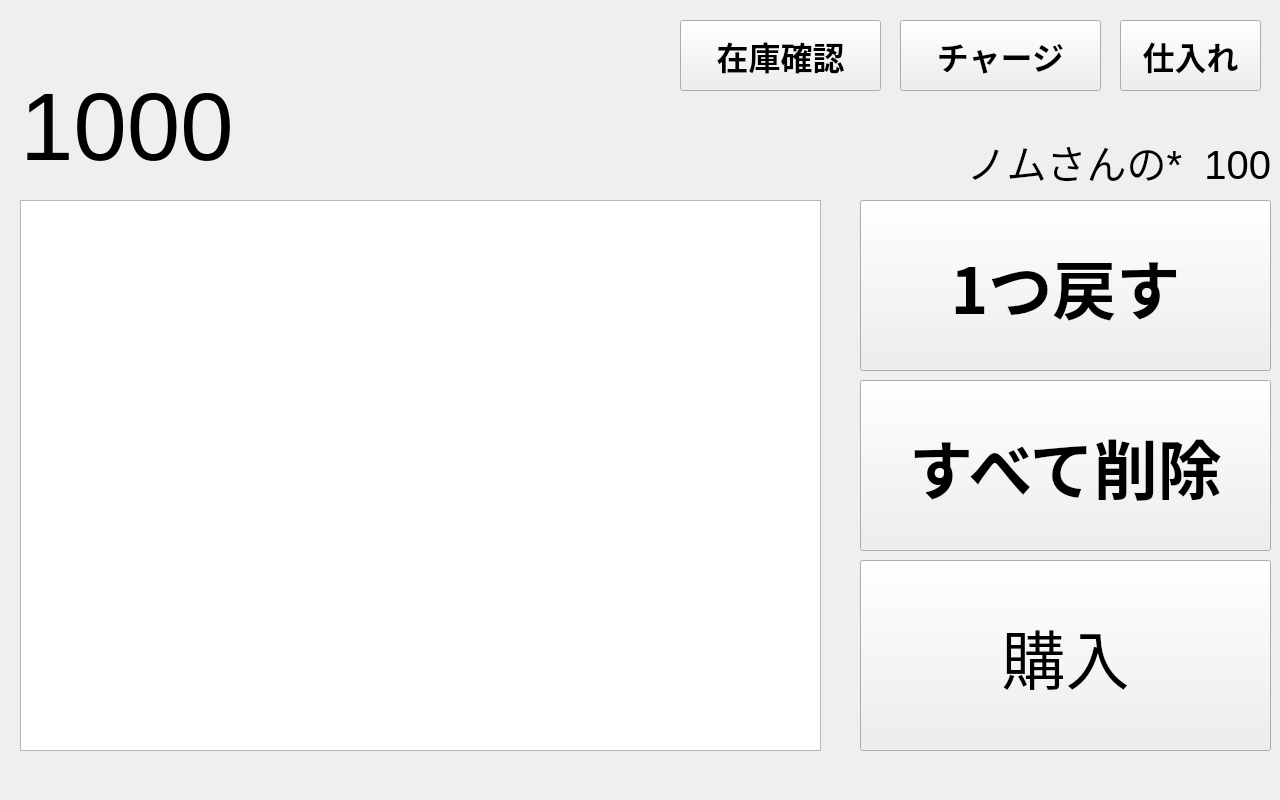
Above: mainwindow.ui from hide4096/9POS_C before the change. Below: the same form after it.
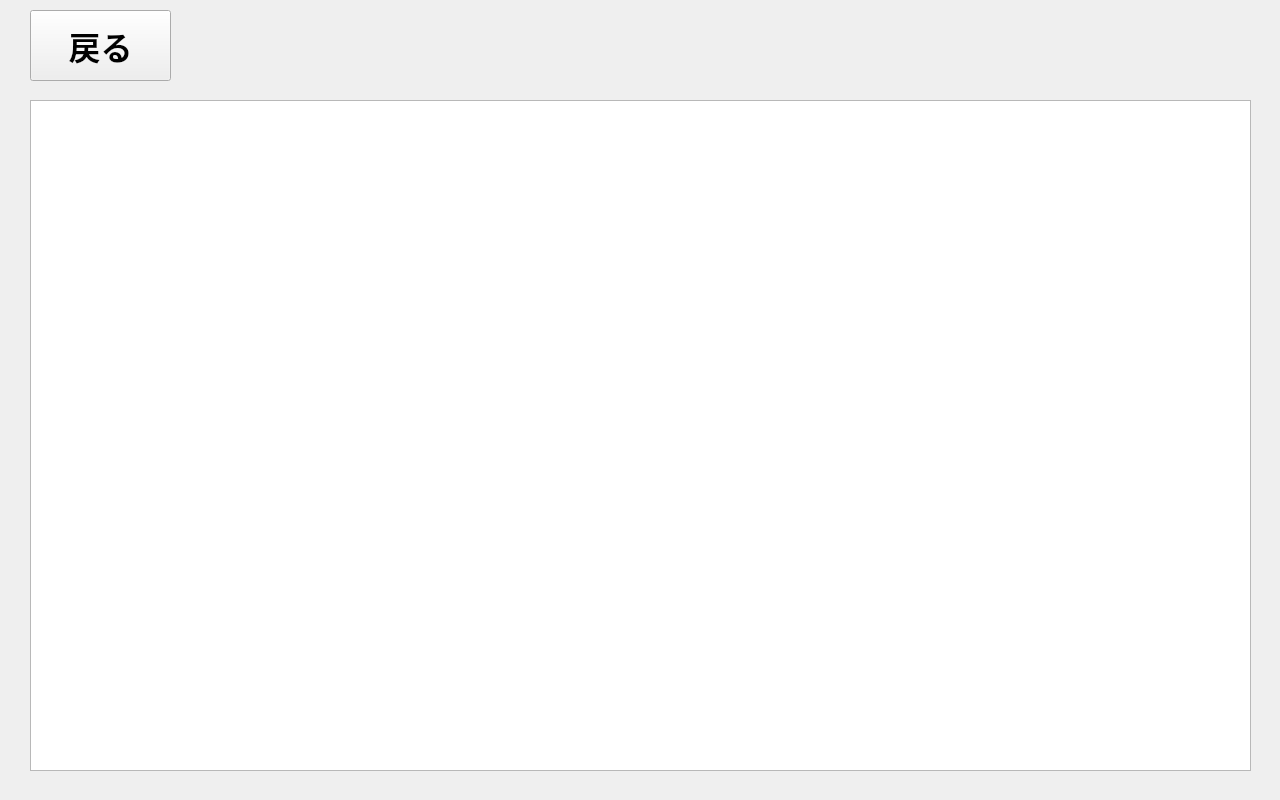
That is the form after the change.

Commit message: [add]債務者リストを追加

Diff of the .ui file:
```diff
--- a/mainwindow.ui
+++ b/mainwindow.ui
@@ -50,7 +50,7 @@
      <string/>
     </property>
     <property name="currentIndex">
-     <number>0</number>
+     <number>7</number>
     </property>
     <widget class="QWidget" name="regi">
      <widget class="QLabel" name="total_amount">
@@ -230,7 +230,7 @@
      <widget class="QPushButton" name="enter_purchase">
       <property name="geometry">
        <rect>
-        <x>1120</x>
+        <x>1110</x>
         <y>20</y>
         <width>141</width>
         <height>71</height>
@@ -272,9 +272,9 @@
      <widget class="QPushButton" name="enter_inventory">
       <property name="geometry">
        <rect>
-        <x>680</x>
+        <x>740</x>
         <y>20</y>
-        <width>201</width>
+        <width>151</width>
         <height>71</height>
        </rect>
       </property>
@@ -1344,6 +1344,92 @@
       </attribute>
      </widget>
     </widget>
+    <widget class="QWidget" name="akapay">
+     <widget class="QTableWidget" name="akapay_log">
+      <property name="geometry">
+       <rect>
+        <x>30</x>
+        <y>100</y>
+        <width>1221</width>
+        <height>671</height>
+       </rect>
+      </property>
+      <property name="font">
+       <font>
+        <pointsize>16</pointsize>
+       </font>
+      </property>
+      <property name="horizontalScrollBarPolicy">
+       <enum>Qt::ScrollBarAlwaysOff</enum>
+      </property>
+      <property name="sizeAdjustPolicy">
+       <enum>QAbstractScrollArea::AdjustToContentsOnFirstShow</enum>
+      </property>
+      <property name="autoScrollMargin">
+       <number>8</number>
+      </property>
+      <property name="editTriggers">
+       <set>QAbstractItemView::NoEditTriggers</set>
+      </property>
+      <property name="tabKeyNavigation">
+       <bool>false</bool>
+      </property>
+      <property name="showDropIndicator" stdset="0">
+       <bool>false</bool>
+      </property>
+      <property name="dragDropOverwriteMode">
+       <bool>false</bool>
+      </property>
+      <property name="defaultDropAction">
+       <enum>Qt::TargetMoveAction</enum>
+      </property>
+      <property name="columnCount">
+       <number>0</number>
+      </property>
+      <attribute name="horizontalHeaderVisible">
+       <bool>false</bool>
+      </attribute>
+      <attribute name="horizontalHeaderCascadingSectionResizes">
+       <bool>false</bool>
+      </attribute>
+      <attribute name="horizontalHeaderDefaultSectionSize">
+       <number>200</number>
+      </attribute>
+      <attribute name="horizontalHeaderHighlightSections">
+       <bool>false</bool>
+      </attribute>
+      <attribute name="horizontalHeaderShowSortIndicator" stdset="0">
+       <bool>false</bool>
+      </attribute>
+      <attribute name="horizontalHeaderStretchLastSection">
+       <bool>false</bool>
+      </attribute>
+      <attribute name="verticalHeaderCascadingSectionResizes">
+       <bool>false</bool>
+      </attribute>
+     </widget>
+     <widget class="QPushButton" name="back_regi_4">
+      <property name="geometry">
+       <rect>
+        <x>30</x>
+        <y>10</y>
+        <width>141</width>
+        <height>71</height>
+       </rect>
+      </property>
+      <property name="font">
+       <font>
+        <family>Takao Pゴシック</family>
+        <pointsize>24</pointsize>
+        <weight>75</weight>
+        <bold>true</bold>
+       </font>
+      </property>
+      <property name="text">
+       <string>戻る</string>
+      </property>
+     </widget>
+    </widget>
    </widget>
   </widget>
   <widget class="QMenuBar" name="menuBar">
```
Left out of the diff: 25 changed lines with no effect on the pictures. The commit also changes 1 other file.
